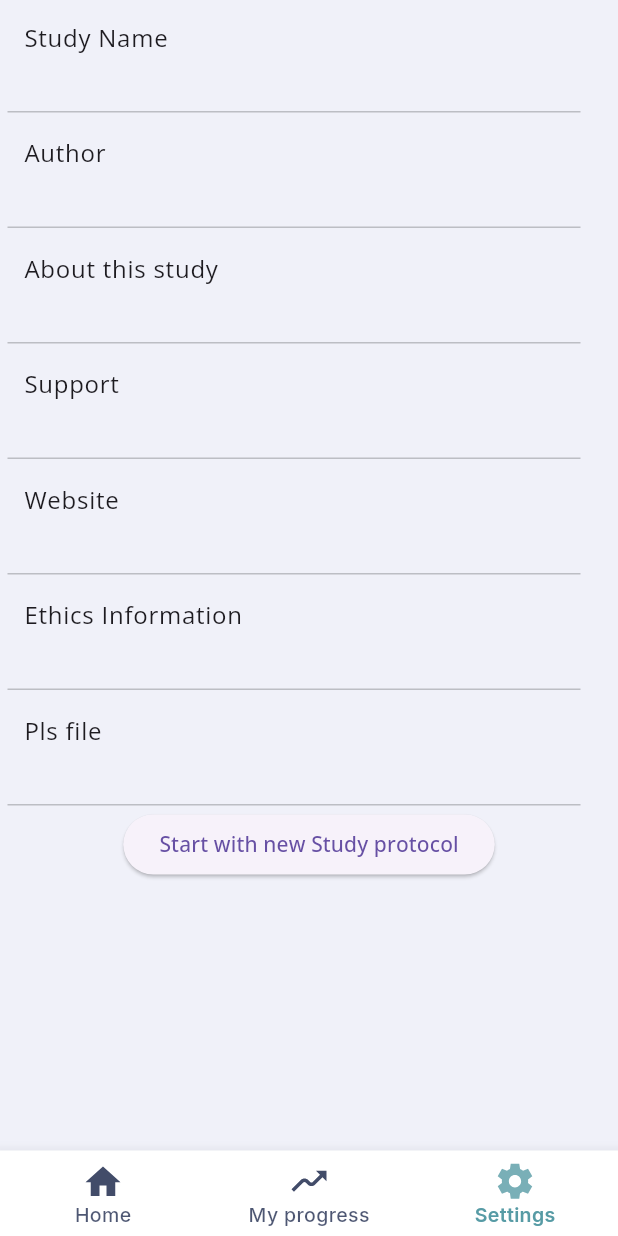
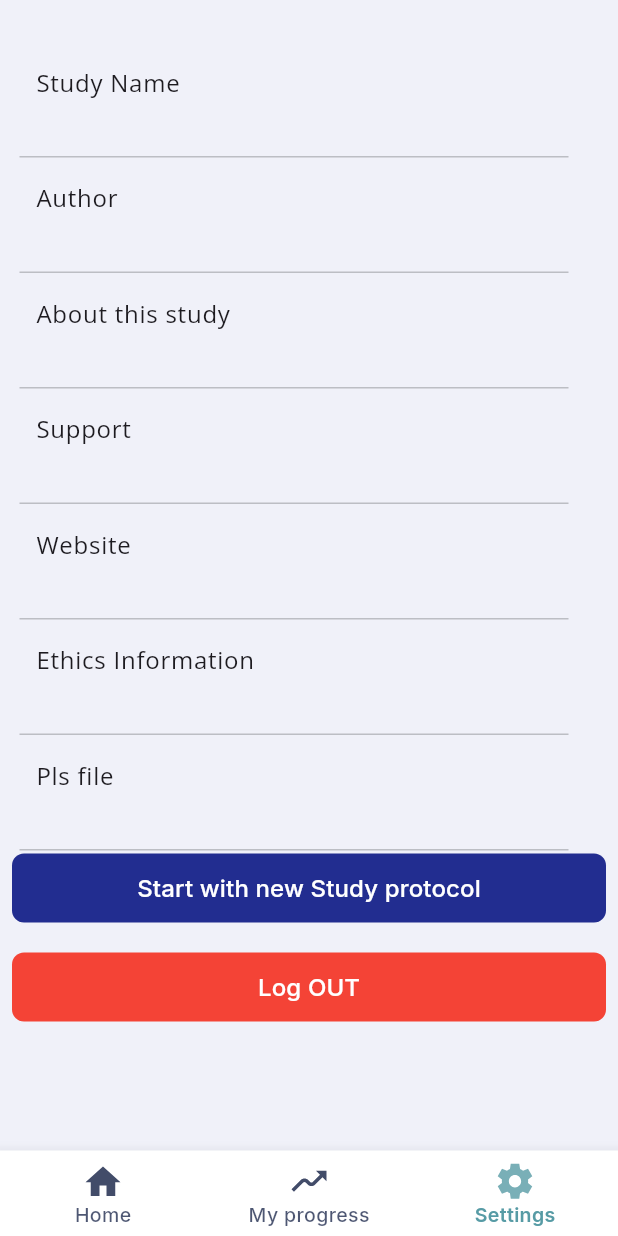
Before and after one commit to davidplans/veris, a Flutter app: the screen it shows once a user with an empty profile is signed in, item 3 of the bottom bar chosen, on a phone screen of 412 x 824 dp. Run offline on Flutter 3.47's test engine with Material 3 defaults, Android fonts, the phone set to English and light mode, and no system bars; our stand-ins replace camera, cloud_firestore, device_info_plus, dio, equatable, firebase_auth and 14 more; missing offline and left inert: mobile_scanner, overlay_loading_progress, svg_path_parser; accounts and stored records are empty; statements that could not run were skipped.

Commit message:
VR-116173440 Add LogOUT button on Setting page

```diff
--- a/lib/common/widgets/app_bar_widget.dart
+++ b/lib/common/widgets/app_bar_widget.dart
@@ -1,6 +1,7 @@
 import 'package:Veris/style/font_constants.dart';
 import 'package:flutter/material.dart';
 import 'package:flutter_svg/flutter_svg.dart';
+import 'package:go_router/go_router.dart';
 
 class AppBarWidget extends StatelessWidget implements PreferredSizeWidget {
   final String title;
@@ -49,7 +50,7 @@ class AppBarWidget extends StatelessWidget implements PreferredSizeWidget {
       leading: Padding(
         padding: const EdgeInsets.all(10.0),
         child: GestureDetector(
-          onTap: () => Navigator.pop(context),
+          onTap: () => context.go('/welcome'),
           child: SvgPicture.asset(
             'assets/icons/arrow-backword.svg',
           ),
--- a/lib/features/authentication/view/login_form.dart
+++ b/lib/features/authentication/view/login_form.dart
@@ -223,7 +223,7 @@ class _SignUpButton extends StatelessWidget {
       backgroundColor: ColorConstants.btnLogInGoogleColor,
       prefixIconPath: "assets/icons/google.svg",
       onPressed: () {
-        context.go(Routes.signup.path);
+        // context.go(Routes.signup.path);
       },
     );
   }
--- a/lib/features/settings/view/settings_widget.dart
+++ b/lib/features/settings/view/settings_widget.dart
@@ -1,7 +1,12 @@
+import 'package:Veris/common/widgets/ui_components/main_button_component.dart';
 import 'package:Veris/core/utils/study_protocol_helper.dart';
+import 'package:Veris/features/authentication/bloc/auth_bloc.dart';
+import 'package:Veris/features/authentication/bloc/auth_event.dart';
 import 'package:Veris/features/settings/view/partials/listtile_with_divider.dart';
 import 'package:Veris/routes/routes.dart';
+import 'package:Veris/style/color_constants.dart';
 import 'package:flutter/material.dart';
+import 'package:flutter_bloc/flutter_bloc.dart';
 import 'package:go_router/go_router.dart';
 import 'package:shared_preferences/shared_preferences.dart';
 
@@ -49,7 +54,10 @@ class _SettingsWidgetState extends State<SettingsWidget> {
 
   @override
   Widget build(BuildContext context) {
-    return Column(
+    return SingleChildScrollView(
+      child: Padding(
+        padding: const EdgeInsets.symmetric(horizontal: 8.0, vertical: 30.0),
+        child: Column(
           mainAxisSize: MainAxisSize.min,
           children: <Widget>[
             ListTileWithDivider(title: 'Study Name', value: studyName),
@@ -59,23 +67,32 @@ class _SettingsWidgetState extends State<SettingsWidget> {
             ListTileWithDivider(title: 'Website', value: supportUrl),
             ListTileWithDivider(title: 'Ethics Information', value: ethics),
             ListTileWithDivider(title: 'Pls file', value: pls),
-        SizedBox(
-          width: MediaQuery.of(context).size.width,
-          height: 50,
-          // color: const Color.fromARGB(255, 49, 56, 71),
-          child: Center(
+            Center(
                 child: Column(children: [
-            ElevatedButton(
+              MainButtonComponent(
+                title: 'Start with new Study protocol',
+                backgroundColor: ColorConstants.btnPrimaryDefaultColor,
+                titleColor: ColorConstants.textInvertedColor,
                 onPressed: () async {
-                await studyProtocolHelper.cleanInfoAboutCurrentStudyProtocol();
+                  await studyProtocolHelper
+                      .cleanInfoAboutCurrentStudyProtocol();
                   // ignore: use_build_context_synchronously
                   context.go(Routes.intro.path);
                 },
-              child: const Text("Start with new Study protocol"),
               ),
-          ])),
-        )
+              const SizedBox(height: 20.0,),
+              MainButtonComponent(
+                title: 'Log OUT',
+                backgroundColor: Colors.red,
+                titleColor: ColorConstants.textInvertedColor,
+                onPressed: (){
+                  context.read<AuthBloc>().add(AuthenticationLogoutRequested());
+                },
+              ),
+            ]))
           ],
+        ),
+      ),
     );
   }
 }
```
Lines whose indentation alone changed are shown as unchanged.
